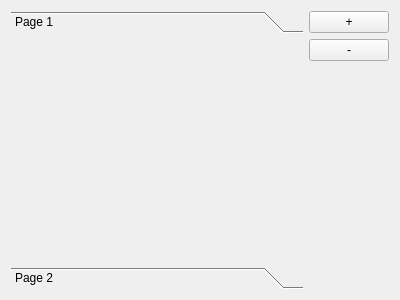
sendevent/yangl, file app/settings/actionstab.ui: the form before one commit.
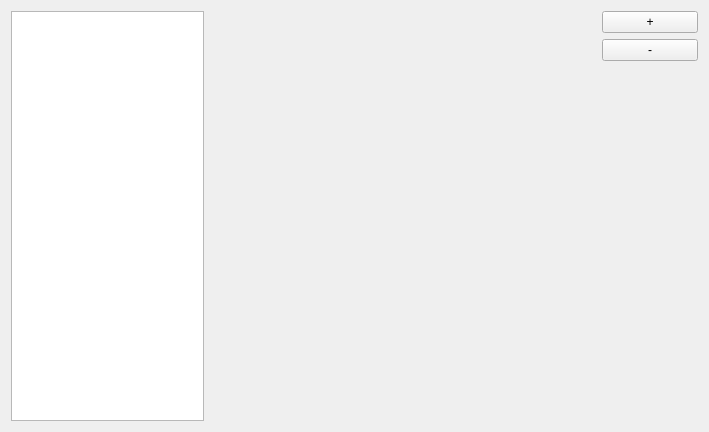
The form after the commit. Custom widgets are drawn as their Qt base class.

What changed in the file:
```diff
--- a/app/settings/actionstab.ui
+++ b/app/settings/actionstab.ui
@@ -6,48 +6,34 @@
    <rect>
     <x>0</x>
     <y>0</y>
-    <width>400</width>
-    <height>300</height>
+    <width>709</width>
+    <height>432</height>
    </rect>
   </property>
   <property name="windowTitle">
    <string>Form</string>
   </property>
-  <layout class="QGridLayout" name="gridLayout">
-   <item row="0" column="0">
-    <widget class="QToolBox" name="toolBox">
-     <property name="currentIndex">
-      <number>0</number>
+  <layout class="QHBoxLayout" name="horizontalLayout" stretch="2,4,1">
+   <item>
+    <widget class="QListView" name="listView">
+     <property name="editTriggers">
+      <set>QAbstractItemView::NoEditTriggers</set>
      </property>
-     <widget class="QWidget" name="page">
-      <property name="geometry">
-       <rect>
-        <x>0</x>
-        <y>0</y>
-        <width>294</width>
-        <height>224</height>
-       </rect>
-      </property>
-      <attribute name="label">
-       <string>Page 1</string>
-      </attribute>
-     </widget>
-     <widget class="QWidget" name="page_2">
-      <property name="geometry">
-       <rect>
-        <x>0</x>
-        <y>0</y>
-        <width>294</width>
-        <height>224</height>
-       </rect>
-      </property>
-      <attribute name="label">
-       <string>Page 2</string>
-      </attribute>
-     </widget>
+     <property name="showDropIndicator" stdset="0">
+      <bool>false</bool>
+     </property>
+     <property name="defaultDropAction">
+      <enum>Qt::IgnoreAction</enum>
+     </property>
+     <property name="alternatingRowColors">
+      <bool>true</bool>
+     </property>
     </widget>
    </item>
-   <item row="0" column="1">
+   <item>
+    <widget class="ActionEditor" name="editorWidget" native="true"/>
+   </item>
+   <item>
     <layout class="QVBoxLayout" name="buttonsLayout">
      <item>
       <widget class="QPushButton" name="buttonAdd">
@@ -80,6 +66,14 @@
    </item>
   </layout>
  </widget>
+ <customwidgets>
+  <customwidget>
+   <class>ActionEditor</class>
+   <extends>QWidget</extends>
+   <header>actioneditor.h</header>
+   <container>1</container>
+  </customwidget>
+ </customwidgets>
  <resources/>
  <connections/>
 </ui>
```
